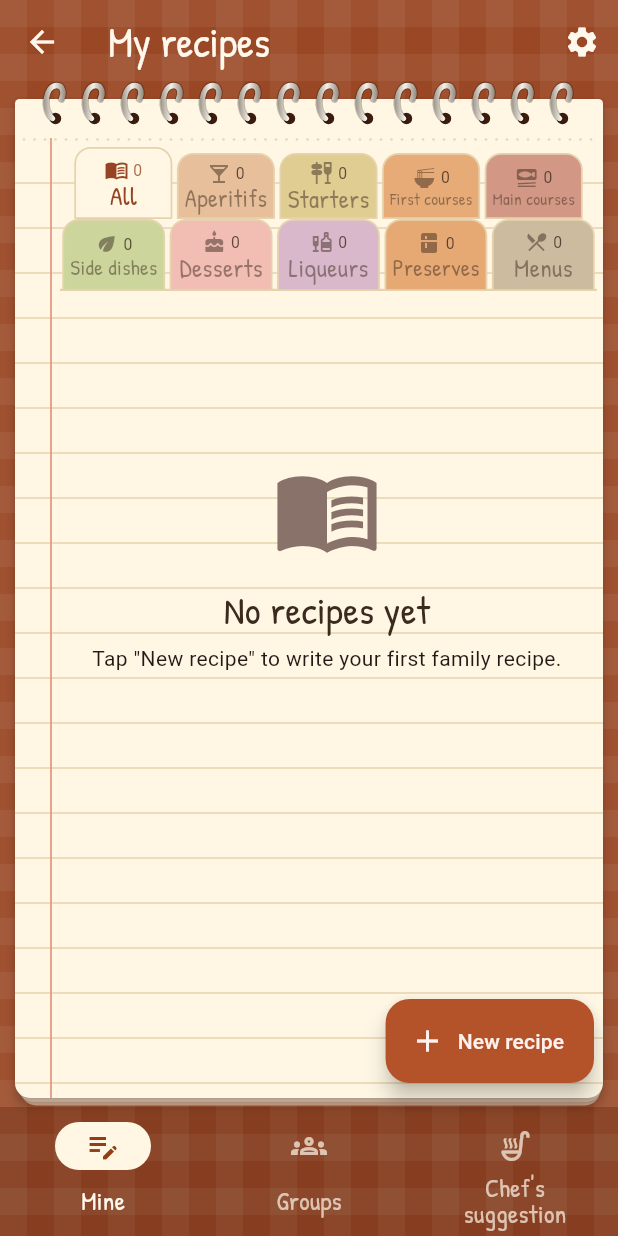
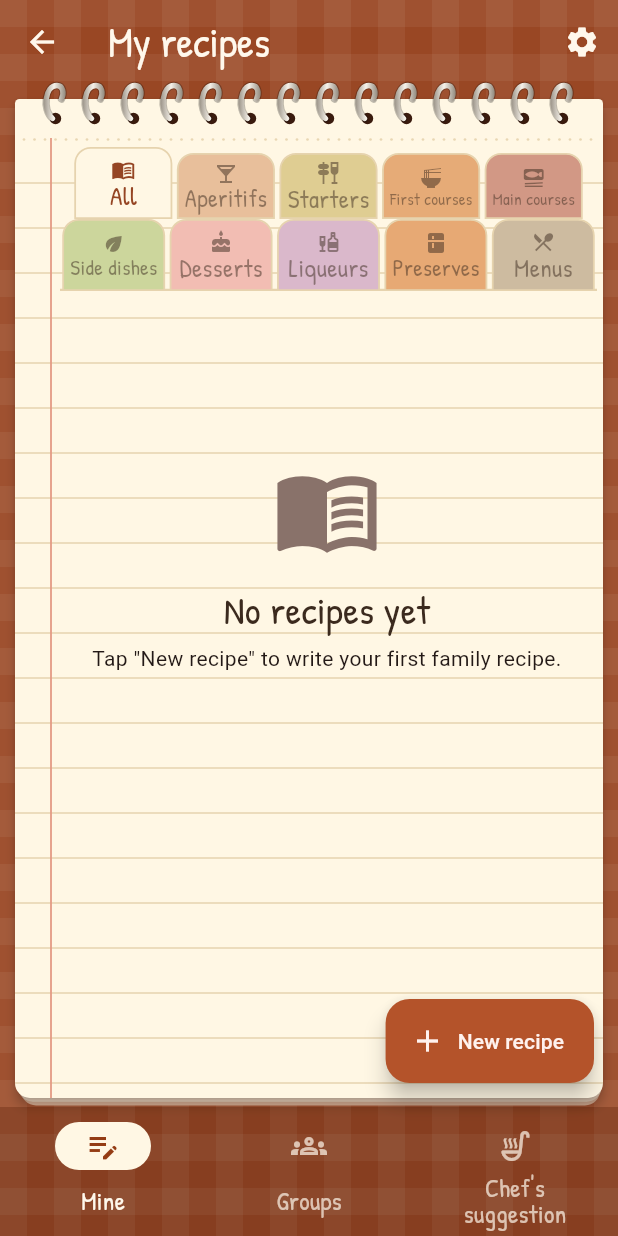
Before and after one commit to ViperoneDodge/FamilyRecipes, a Flutter app: the HomeScreen screen opened directly, on a phone screen of 412 x 824 dp. Run offline on Flutter 3.47's test engine with Material 3 defaults, Android fonts, the phone set to English and light mode, and no system bars; our stand-ins replace cloud_firestore, device_info_plus, firebase_auth, firebase_core, firebase_messaging, flutter_local_notifications and 6 more; missing offline and left inert: google_mlkit_translation, in_app_update, mobile_scanner, workmanager; accounts and stored records are empty.

Commit message:
Linguette senza il numero di ricette
Tolto il conteggio da linguette orizzontali e verticali; testo delle
linguette verticali di dimensione più uniforme.

Co-Authored-By: Claude Opus 5.5 <noreply@anthropic.com>
Claude-Session: https://claude.ai/code/session_01DEbApoAf6FCFy5RdECWDgq

```diff
--- a/lib/widgets/category_tabs.dart
+++ b/lib/widgets/category_tabs.dart
@@ -118,11 +118,7 @@ class CategoryTabs extends StatelessWidget {
                   insets: const EdgeInsets.symmetric(horizontal: 1.2))
               : null,
           child: Column(mainAxisAlignment: MainAxisAlignment.center, children: [
-            Row(mainAxisAlignment: MainAxisAlignment.center, children: [
-              Icon(c == null ? Icons.menu_book_outlined : categoryIcon(c), size: 16, color: ink),
-              const SizedBox(width: 3),
-              Text('$n', style: TextStyle(fontSize: 10.5, color: ink.withValues(alpha: 0.8))),
-            ]),
+            Icon(c == null ? Icons.menu_book_outlined : categoryIcon(c), size: 16, color: ink),
             FittedBox(
               fit: BoxFit.scaleDown,
               child: Text(label,
@@ -205,8 +201,8 @@ class VerticalCategoryTabs extends StatelessWidget {
                     quarterTurns: 1,
                     child: FittedBox(
                       fit: BoxFit.scaleDown,
-                      child: Text('$label · $n',
-                          maxLines: 1, style: TextStyle(fontFamily: handFont, fontSize: 16, height: 1.0, color: ink)),
+                      child: Text(label,
+                          maxLines: 1, style: TextStyle(fontFamily: handFont, fontSize: 13.5, height: 1.0, color: ink)),
                     ),
                   ),
                 ),
```
Also changed, not shown: 12 other files.
